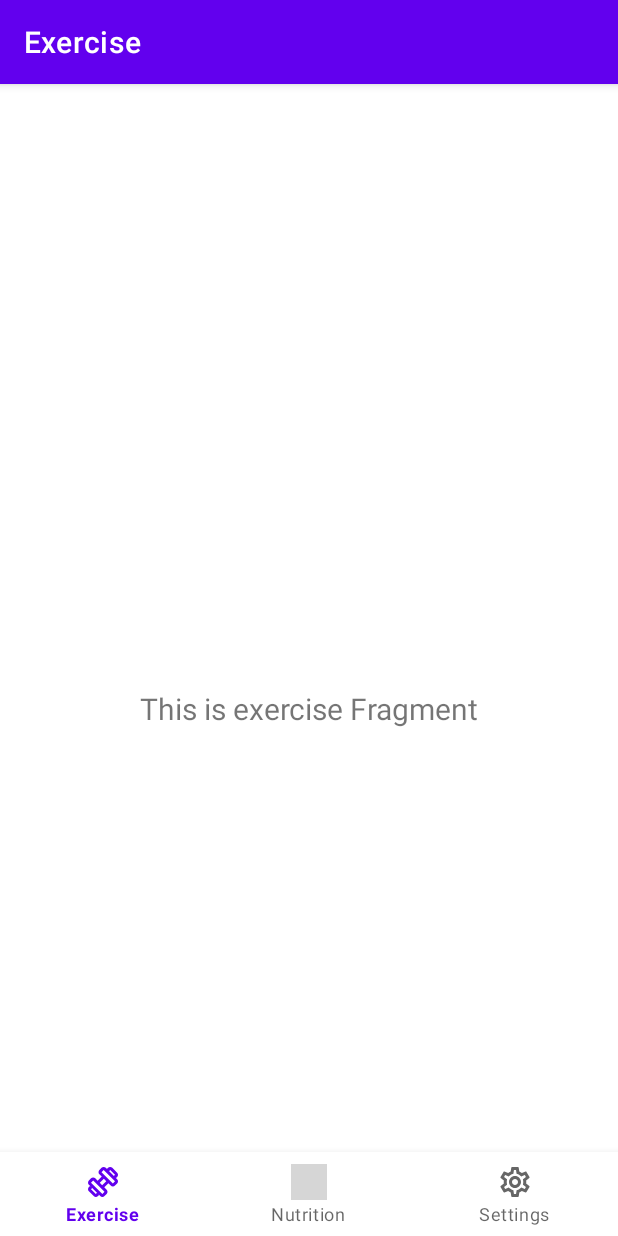
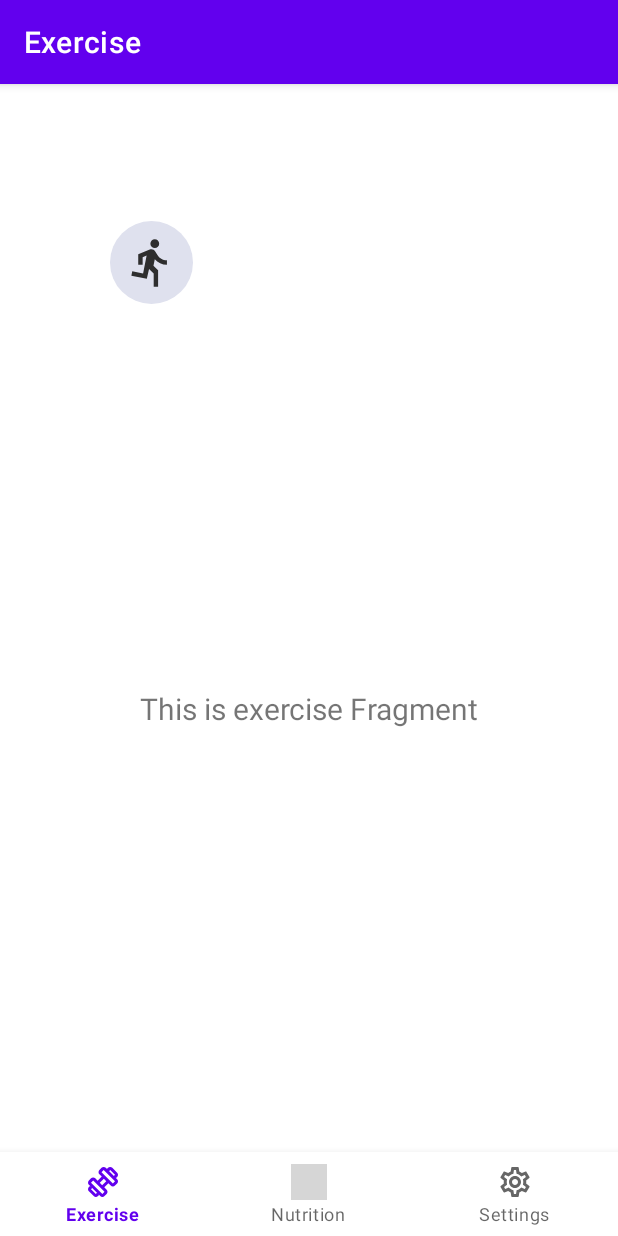
Before and after one commit to neldrs/FitQuest, an Android app: the screen it shows after launch (MainActivity), on a phone screen of 412 x 824 dp. Run offline under Robolectric (Android 15) with nearby library versions, the phone set to English and light mode, and no system bars; our stand-ins replace navigation-ui; grey boxes are pictures that could not be loaded.

Commit message:
Add 'run' button to exercise fragment

```diff
--- a/app/src/main/AndroidManifest.xml
+++ b/app/src/main/AndroidManifest.xml
@@ -1,6 +1,8 @@
 <?xml version="1.0" encoding="utf-8"?>
 <manifest xmlns:android="http://schemas.android.com/apk/res/android"
     xmlns:tools="http://schemas.android.com/tools">
+    <uses-permission android:name="android.permission.ACTIVITY_RECOGNITION"/>
+
 
     <application
         android:allowBackup="true"
--- /dev/null
+++ b/app/src/main/res/drawable/ic_run.xml
@@ -0,0 +1,5 @@
+<vector android:autoMirrored="true" android:height="35dp"
+    android:tint="#2E2E2E" android:viewportHeight="24"
+    android:viewportWidth="24" android:width="35dp" xmlns:android="http://schemas.android.com/apk/res/android">
+    <path android:fillColor="@android:color/white" android:pathData="M13.49,5.48c1.1,0 2,-0.9 2,-2s-0.9,-2 -2,-2 -2,0.9 -2,2 0.9,2 2,2zM9.89,19.38l1,-4.4 2.1,2v6h2v-7.5l-2.1,-2 0.6,-3c1.3,1.5 3.3,2.5 5.5,2.5v-2c-1.9,0 -3.5,-1 -4.3,-2.4l-1,-1.6c-0.4,-0.6 -1,-1 -1.7,-1 -0.3,0 -0.5,0.1 -0.8,0.1l-5.2,2.2v4.7h2v-3.4l1.8,-0.7 -1.6,8.1 -4.9,-1 -0.4,2 7,1.4z"/>
+</vector>
--- /dev/null
+++ b/app/src/main/res/drawable/round_shape.xml
@@ -0,0 +1,5 @@
+<?xml version="1.0" encoding="utf-8"?>
+<shape xmlns:android="http://schemas.android.com/apk/res/android">
+    <solid android:color="#DFE1EE"/> <!-- This is the background color of the button -->
+    <corners android:radius="300dp"/> <!-- Radius to make the shape round -->
+</shape>
--- a/app/src/main/res/layout/fragment_exercise.xml
+++ b/app/src/main/res/layout/fragment_exercise.xml
@@ -5,6 +5,20 @@
     android:layout_width="match_parent"
     android:layout_height="match_parent"
     tools:context=".ui.exercise.ExerciseFragment">
+
+    <ImageButton
+        android:id="@+id/bRun"
+        android:layout_width="55dp"
+        android:layout_height="55dp"
+        android:background="@drawable/round_shape"
+        android:scaleType="centerInside"
+        android:src="@drawable/ic_run"
+        app:layout_constraintBottom_toBottomOf="parent"
+        app:layout_constraintEnd_toEndOf="parent"
+        app:layout_constraintHorizontal_bias="0.205"
+        app:layout_constraintStart_toStartOf="parent"
+        app:layout_constraintTop_toTopOf="parent"
+        app:layout_constraintVertical_bias="0.054" />
 
     <TextView
         android:id="@+id/text_exercise"
```
